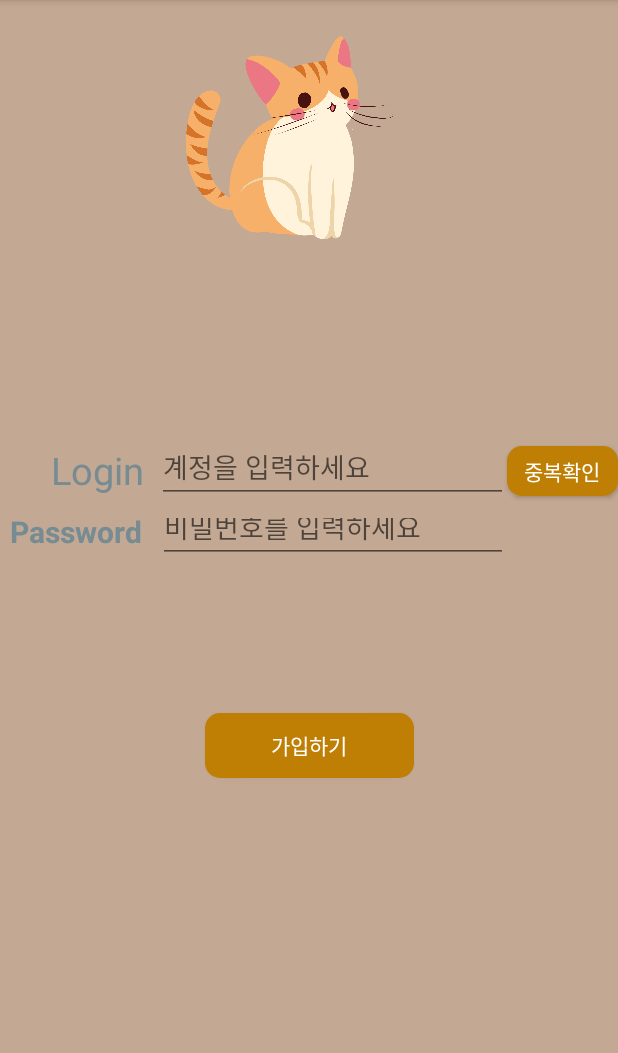
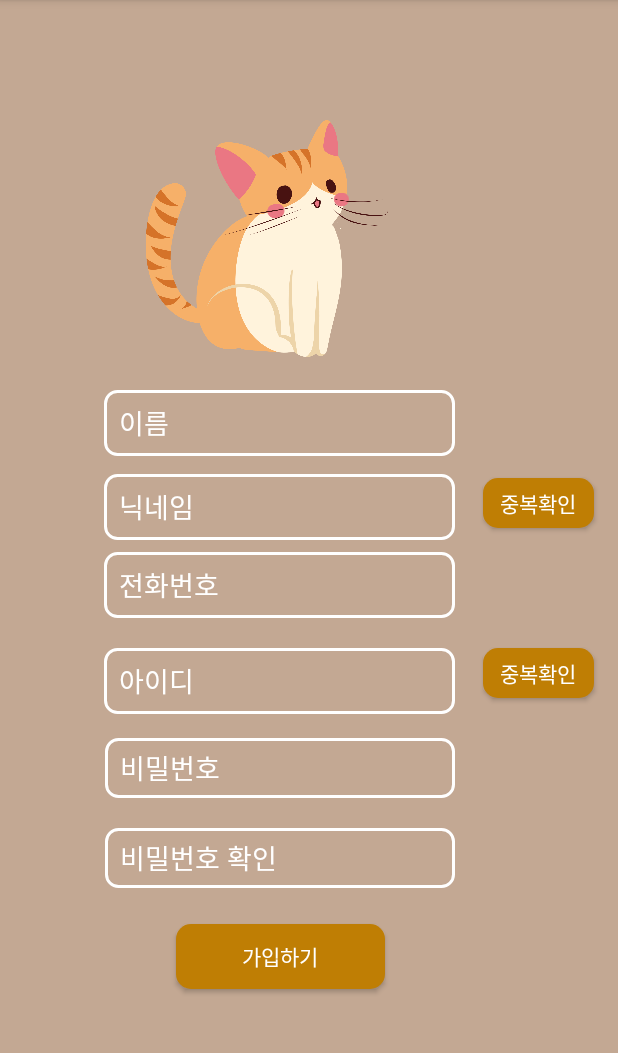
Before and after one commit to rlaaudgjs2/app_chatbot, an Android app: the fragment SignUp placed in its activity, after a tap on "가입하기", on a phone screen of 412 x 824 dp, the part 84-1137 px from its top. Run offline under Robolectric (Android 15) with nearby library versions, the phone set to English and light mode, and no system bars; our stand-ins replace Firebase (no records; nobody signed in at launch, a user with empty details on screens opened directly), Volley.

Commit message:
임시 파일

```diff
--- a/app/src/main/AndroidManifest.xml
+++ b/app/src/main/AndroidManifest.xml
@@ -1,5 +1,6 @@
 <?xml version="1.0" encoding="utf-8"?>
 <manifest xmlns:android="http://schemas.android.com/apk/res/android"
+    package="com.example.chatbot"
     xmlns:tools="http://schemas.android.com/tools" >
 
     <uses-permission android:name="android.permission.INTERNET" />
--- a/app/src/main/java/com/example/chatbot/GroupCreate.java
+++ b/app/src/main/java/com/example/chatbot/GroupCreate.java
@@ -2,6 +2,7 @@ package com.example.chatbot;
 
 import android.os.Bundle;
 
+import androidx.annotation.NonNull;
 import androidx.fragment.app.Fragment;
 
 import android.util.Log;
@@ -12,14 +13,34 @@ import android.widget.Button;
 import android.widget.EditText;
 import android.widget.Toast;
 
+import com.google.android.gms.tasks.OnFailureListener;
+import com.google.firebase.firestore.DocumentReference;
+import com.google.firebase.firestore.DocumentSnapshot;
+import com.google.firebase.firestore.FirebaseFirestore;
+
+import java.util.HashMap;
+import java.util.Map;
+import java.util.UUID;
+
 /**
  * A simple {@link Fragment} subclass.
  * Use the {@link GroupCreate#newInstance} factory method to
  * create an instance of this fragment.
  */
 public class GroupCreate extends Fragment {
-    private EditText newGroupEditText;
-    private EditText oldGroupEditText;
+    // 아이디 정보
+    private String userId;
+    private Map<String, Object> userInfo = new HashMap<>();
+
+    // 새로운  그룹 생성할 때 필요한 데이터
+    private EditText new_groupName;
+    private String newCode;
+
+    // 기존 그룹 입장
+    private EditText oldcode;
+    private Map<String, Object> groupInfo = new HashMap<>();
+
+    private FirebaseFirestore db;
 
 
     // TODO: Rename parameter arguments, choose names that match
@@ -47,10 +68,6 @@ public class GroupCreate extends Fragment {
     @Override
     public void onCreate(Bundle savedInstanceState) {
         super.onCreate(savedInstanceState);
-        if (getArguments() != null) {
-            mParam1 = getArguments().getString(ARG_PARAM1);
-            mParam2 = getArguments().getString(ARG_PARAM2);
-        }
     }
 
     @Override
@@ -59,8 +76,8 @@ public class GroupCreate extends Fragment {
         // Inflate the layout for this fragment
         View view = inflater.inflate(R.layout.fragment_group_create, container, false);
 
-        oldGroupEditText = view.findViewById(R.id.old_group);
-        newGroupEditText = view.findViewById(R.id.new_group);
+        oldcode = view.findViewById(R.id.old_group);
+        new_groupName = view.findViewById(R.id.new_group);
 
 
         Button createButton = view.findViewById(R.id.button_create);
@@ -81,16 +98,67 @@ public class GroupCreate extends Fragment {
 
         return view;
     }
-   private void createNewGroup() {
-           String newGroupName = newGroupEditText.getText().toString();
-       Log.e("GroupCreate", "he null");
-           // 나머지 로직...
+
+    private void createNewGroup() {
+        String newGroupName = new_groupName.getText().toString();
+
+        // 새로운 코드 생성
+        newCode = UUID.randomUUID().toString().substring(0, 10);
+
+        // 그룹 데이터 설정
+        Map<String, Object> groupdata = new HashMap<>();
+        groupdata.put("enterCode", newCode);
+        groupdata.put("groupName", newGroupName);
+
+        // Firestore 인스턴스 가져오기
+        FirebaseFirestore db = FirebaseFirestore.getInstance();
+
+        // 그룹 추가
+        db.collection("group")
+                .add(groupdata)
+                .addOnSuccessListener(documentReference -> {
+                    // 그룹 추가 성공 시 처리
+                    Log.d("Firestore", "DocumentSnapshot added with ID: " + documentReference.getId());
+                    // 데이터 삽입이 성공했을 때 할 작업 추가
+                    Toast.makeText(getContext(), "그룹 생성 완료", Toast.LENGTH_SHORT).show();
+                    // 메인 채팅 화면으로 이동
+
+                })
+                .addOnFailureListener(e -> {
+                    // 그룹 추가 실패 시 처리
+                    Log.e("Firestore", "Error adding document", e);
+                    // 데이터 삽입 중 오류가 발생했을 때 처리
+                    Toast.makeText(getContext(), "그룹 생성 실패", Toast.LENGTH_SHORT).show();
+                });
     }
 
+
     private void joinExistingGroup() {
-        String existingGroupCode = oldGroupEditText.getText().toString();
-        // 여기에 기존 그룹에 입장하기 위한 로직을 추가하세요.
-        // 예를 들어, 서버에 입장 요청을 보내는 API 호출 등이 포함될 수 있습니다.
-        Log.e("GroupCreate", "het is null");
+        String oldcode_name = oldcode.getText().toString();
+
+        // Firestore 인스턴스 가져오기
+        FirebaseFirestore db = FirebaseFirestore.getInstance();
+
+        db.collection("group")
+                .whereEqualTo("enterCode", oldcode_name)
+                .get()
+                .addOnCompleteListener(task -> {
+                    if (task.isSuccessful()) {
+                        if (task.getResult() != null && !task.getResult().isEmpty()) {
+                            // 그룹이 존재하는 경우
+                            DocumentSnapshot doc = task.getResult().getDocuments().get(0);
+                            groupInfo = doc.getData();
+//                            setGroupMember(); // 그룹 멤버로 가입하는 메소드 호출
+                            Toast.makeText(getContext(), "그룹이 존재합니다", Toast.LENGTH_SHORT).show();
+
+                        } else {
+                            // 그룹이 존재하지 않는 경우
+                            Toast.makeText(getContext(), "존재하지 않는 입장코드입니다.", Toast.LENGTH_SHORT).show();
+                        }
+                    } else {
+                        // Firestore에서 그룹 데이터를 가져오는 도중 오류가 발생한 경우
+                        Log.e("GroupSetFragment", "Error getting group data", task.getException());
+                    }
+                });
     }
 }
--- a/app/src/main/java/com/example/chatbot/MainActivity.java
+++ b/app/src/main/java/com/example/chatbot/MainActivity.java
@@ -177,7 +177,7 @@ public class MainActivity extends AppCompatActivity {
                 } else if (id == R.id.document_upload) {
                     openDocumentFragment();
                 } else if (id == R.id.logout) {
-                    openLoginFragment();
+                    openSignupFragment();
                 }
 
                 DrawerLayout drawer = findViewById(R.id.drawer_layout);
@@ -225,7 +225,7 @@ public class MainActivity extends AppCompatActivity {
 
 
             }
-            private void openLoginFragment() {
+            private void openSignupFragment() {
                 FragmentManager fragmentManager = getSupportFragmentManager();
                 SignUp signUp = new SignUp();
 
--- a/app/src/main/java/com/example/chatbot/SignUp.java
+++ b/app/src/main/java/com/example/chatbot/SignUp.java
@@ -2,8 +2,13 @@ package com.example.chatbot;
 
 import android.os.Bundle;
 
+import androidx.annotation.NonNull;
 import androidx.fragment.app.Fragment;
 
+import com.google.android.gms.tasks.OnFailureListener;
+import com.google.android.gms.tasks.OnSuccessListener;
+import com.google.firebase.firestore.DocumentReference;
+import com.google.firebase.firestore.FirebaseFirestore;
 import android.util.Log;
 import android.view.LayoutInflater;
 import android.view.View;
@@ -18,6 +23,8 @@ import com.android.volley.Request;
 import com.android.volley.Response;
 import com.android.volley.toolbox.StringRequest;
 import com.android.volley.toolbox.Volley;
+import com.google.android.gms.tasks.OnCompleteListener;
+import com.google.android.gms.tasks.Task;
 
 /**
  * A simple {@link Fragment} subclass.
@@ -27,8 +34,15 @@ import com.android.volley.toolbox.Volley;
 public class SignUp extends Fragment {
 
     private Map<String, String> parameters;
-    private EditText signUpIdEditText;
-    private EditText signUpPasswordEditText;
+    private EditText signUp_id;
+    private EditText signUp_password;
+    private EditText signUp_password_duple;
+    private EditText signUp_name;
+    private EditText signUp_nickname;
+    private EditText signUp_phone_number;
+
+    private Button duple_check_name;
+    private Button duple_check_id;
     private Button signUpButton;
 
     // TODO: Rename parameter arguments, choose names that match
@@ -48,6 +62,7 @@ public class SignUp extends Fragment {
 
     /**
      * Use this factory method to create a new instance of
+     * this fragment using the provided parameters.
      * this fragment using the provided parameters.
      *
      * @param param1 Parameter 1.
@@ -77,48 +92,54 @@ public class SignUp extends Fragment {
     public View onCreateView(LayoutInflater inflater, ViewGroup container,
                              Bundle savedInstanceState) {
         View view = inflater.inflate(R.layout.fragment_sign_up, container, false);
-        signUpIdEditText = view.findViewById(R.id.signUp_id);
-        signUpPasswordEditText = view.findViewById(R.id.signUp_password);
-        signUpButton = view.findViewById(R.id.signUp_button);
-        signUpButton.setOnClickListener(new View.OnClickListener() {
-            @Override
-            public void onClick(View v) {
-                String userName = signUpIdEditText.getText().toString();
-                String userID = signUpPasswordEditText.getText().toString();
+        signUp_name = view.findViewById(R.id.signUp_name);
+        signUp_nickname = view.findViewById(R.id.signUp_nickname);
+        signUp_phone_number = view.findViewById(R.id.signUp_phone_number);
+        signUp_id = view.findViewById(R.id.signUp_id);
+        signUp_password = view.findViewById(R.id.signUp_password);
+        signUp_password_duple = view.findViewById(R.id.signUp_password_duple);
 
 
-                // 회원가입 요청을 서버로 전송
-                sendSignUpRequest(userName, userID);
-            }
+        signUpButton = view.findViewById(R.id.signUp_button);
+        signUpButton.setOnClickListener(v -> {
+
+            // 사용자가 입력한 데이터 가져오기
+            String name = signUp_name.getText().toString();
+            String nickname = signUp_nickname.getText().toString();
+            String phoneNumber = signUp_phone_number.getText().toString();
+            String id = signUp_id.getText().toString();
+            String password = signUp_password.getText().toString();
+            String passwordDuple = signUp_password_duple.getText().toString();
+
+            // Firestore 데이터베이스에 삽입할 데이터 가져오기
+            Map<String, Object> userData = new HashMap<>();
+            userData.put("name", name);
+            userData.put("nickname", nickname);
+            userData.put("phoneNumber", phoneNumber);
+            userData.put("id", id);
+            userData.put("password", password);
+            userData.put("passwordDuple", passwordDuple);
+
+            // Firestore 데이터베이스의 'users' 컬렉션에 새 문서 추가
+            FirebaseFirestore db = FirebaseFirestore.getInstance();
+            db.collection("users")
+                    .add(userData)
+                    .addOnSuccessListener(new OnSuccessListener<DocumentReference>() {
+                        @Override
+                        public void onSuccess(DocumentReference documentReference) {
+                            Log.d("Firestore", "DocumentSnapshot added with ID: " + documentReference.getId());
+                            // 데이터 삽입이 성공했을 때 할 작업 추가
+                        }
+                    })
+                    .addOnFailureListener(new OnFailureListener() {
+                        @Override
+                        public void onFailure(@NonNull Exception e) {
+                            Log.e("Firestore", "Error adding document", e);
+                            // 데이터 삽입 중 오류가 발생했을 때 처리
+                        }
+                    });
         });
 
-
-        return view;
+        return view; // View 객체 반환
     }
-    private void sendSignUpRequest(String userName, String userID) {
-        String url = "http://10.0.2.2/UserInfo.php";  // 사용할 서버의 URL로 변경
-
-
-
-        StringRequest request = new StringRequest(Request.Method.POST, url,
-                response -> {
-                    Log.d("SignUp", "Server Response: " + response);
-                },
-                error -> {
-                    Log.e("SignUp", "Server Error: " + error.toString());
-                }) {
-            @Override
-            protected Map<String, String> getParams() {
-                // POST 요청에 포함될 매개변수 설정
-                Map<String, String> params = new HashMap<>();
-                params.put("userName", userName);
-                params.put("userID", userID);
-                return params;
-            }
-        };
-
-        // Volley 요청 큐에 요청을 추가
-        Volley.newRequestQueue(requireContext()).add(request);
-    }
-
 }
--- /dev/null
+++ b/app/src/main/res/drawable/edit_box.xml
@@ -0,0 +1,7 @@
+<?xml version="1.0" encoding="utf-8"?>
+<shape xmlns:android="http://schemas.android.com/apk/res/android"
+    android:shape="rectangle" android:thickness="0dp">
+    <stroke android:width="2dp" android:color="#FFFFFF"/>
+    <corners android:radius="8dp"/>
+    <solid android:color="@null"/>
+</shape>
--- a/app/src/main/res/layout/fragment_sign_up.xml
+++ b/app/src/main/res/layout/fragment_sign_up.xml
@@ -8,98 +8,155 @@
     android:background="@color/brown"
     tools:context=".SignUp">
 
+
     <ImageView
         android:id="@+id/imageView"
-        android:layout_width="162dp"
-        android:layout_height="296dp"
-        android:layout_marginTop="3dp"
+        android:layout_width="189dp"
+        android:layout_height="222dp"
+        android:layout_marginTop="108dp"
         android:src="@drawable/cats"
         app:layout_constraintEnd_toEndOf="parent"
-        app:layout_constraintHorizontal_bias="0.421"
+        app:layout_constraintHorizontal_bias="0.337"
         app:layout_constraintStart_toStartOf="parent"
         app:layout_constraintTop_toTopOf="parent" />
 
+    <android.widget.Button
+        android:id="@+id/duple_check_name"
+        android:layout_width="74dp"
+        android:layout_height="33dp"
+        android:layout_marginEnd="16dp"
+        android:background="@drawable/recived"
+        android:text="중복확인"
+        android:textColor="@color/white"
+        app:layout_constraintBottom_toBottomOf="@+id/signUp_nickname"
+        app:layout_constraintEnd_toEndOf="parent"
+        app:layout_constraintLeft_toRightOf="@+id/signUp_nickname"
+        app:layout_constraintRight_toRightOf="@+id/signUp_nickname"
 
-    <TextView
-        android:layout_width="wrap_content"
-        android:layout_height="wrap_content"
-        android:text="Login"
-        android:textColor="@color/blue"
-        android:textSize="25dp"
-        app:layout_constraintBottom_toBottomOf="parent"
+        app:layout_constraintTop_toTopOf="@+id/signUp_nickname"
+        app:layout_constraintVertical_bias="0.272" />
+
+    <android.widget.Button
+        android:id="@+id/duple_check_id"
+        android:layout_width="74dp"
+        android:layout_height="33dp"
+        android:layout_marginEnd="16dp"
+        android:background="@drawable/recived"
+        android:text="중복확인"
+        android:textColor="@color/white"
+        app:layout_constraintBottom_toBottomOf="@+id/signUp_id"
         app:layout_constraintEnd_toEndOf="parent"
-        app:layout_constraintHorizontal_bias="0.097"
+        app:layout_constraintLeft_toRightOf="@+id/signUp_id"
+        app:layout_constraintTop_toTopOf="@id/signUp_id"
+        app:layout_constraintVertical_bias="0.0" />
+
+    <EditText
+        android:id="@+id/signUp_phone_number"
+        android:layout_width="234dp"
+        android:layout_height="44dp"
+        android:layout_marginTop="8dp"
+        android:background="@drawable/edit_box"
+        android:hint="전화번호"
+        android:paddingStart="10dp"
+        android:paddingEnd="10dp"
+        android:textColorHint="#FFFFFF"
+        app:layout_constraintEnd_toEndOf="parent"
+        app:layout_constraintHorizontal_bias="0.389"
         app:layout_constraintStart_toStartOf="parent"
-        app:layout_constraintTop_toTopOf="parent"
-        app:layout_constraintVertical_bias="0.446" />
+        app:layout_constraintTop_toBottomOf="@+id/signUp_nickname" />
 
-    <TextView
-        android:layout_width="wrap_content"
-        android:layout_height="wrap_content"
-        android:text="Password"
-        android:textColor="@color/blue"
-        android:textSize="20dp"
-        android:textStyle="bold"
-        app:layout_constraintBottom_toBottomOf="parent"
+    <EditText
+        android:id="@+id/signUp_password_duple"
+        android:layout_width="233dp"
+        android:layout_height="40dp"
+        android:layout_marginTop="20dp"
+
+        android:background="@drawable/edit_box"
+        android:ems="10"
+        android:hint="비밀번호 확인"
+        android:inputType="textPassword"
+        android:paddingStart="10dp"
+        android:paddingEnd="10dp"
+        android:textColorHint="#FFFFFF"
         app:layout_constraintEnd_toEndOf="parent"
-        app:layout_constraintHorizontal_bias="0.021"
+        app:layout_constraintHorizontal_bias="0.393"
         app:layout_constraintStart_toStartOf="parent"
-        app:layout_constraintTop_toTopOf="parent"
-        app:layout_constraintVertical_bias="0.498" />
+        app:layout_constraintTop_toBottomOf="@+id/signUp_password" />
+
+    <EditText
+        android:id="@+id/signUp_nickname"
+        android:layout_width="234dp"
+        android:layout_height="44dp"
+        android:layout_marginTop="12dp"
+        android:background="@drawable/edit_box"
+        android:hint="닉네임"
+        android:paddingStart="10dp"
+        android:paddingEnd="10dp"
+        android:textColorHint="#FFFFFF"
+        app:layout_constraintEnd_toEndOf="parent"
+        app:layout_constraintHorizontal_bias="0.389"
+
+        app:layout_constraintStart_toStartOf="parent"
+        app:layout_constraintTop_toBottomOf="@+id/signUp_name" />
 
     <EditText
         android:id="@+id/signUp_id"
         android:layout_width="234dp"
         android:layout_height="44dp"
-        android:layout_marginTop="10dp"
-        android:hint="계정을 입력하세요"
-        app:layout_constraintBottom_toBottomOf="parent"
+        android:layout_marginTop="20dp"
+        android:background="@drawable/edit_box"
+        android:hint="아이디"
+        android:paddingStart="10dp"
+        android:paddingEnd="10dp"
+        android:textColorHint="#FFFFFF"
         app:layout_constraintEnd_toEndOf="parent"
-        app:layout_constraintHorizontal_bias="0.587"
+        app:layout_constraintHorizontal_bias="0.389"
         app:layout_constraintStart_toStartOf="parent"
-        app:layout_constraintTop_toTopOf="parent"
-        app:layout_constraintVertical_bias="0.438" />
+        app:layout_constraintTop_toBottomOf="@+id/signUp_phone_number" />
 
     <EditText
         android:id="@+id/signUp_password"
         android:layout_width="233dp"
         android:layout_height="40dp"
+        android:layout_marginTop="16dp"
+        android:background="@drawable/edit_box"
         android:ems="10"
-        android:hint="비밀번호를 입력하세요"
+        android:hint="비밀번호"
         android:inputType="textPassword"
-        app:layout_constraintBottom_toBottomOf="parent"
+        android:paddingStart="10dp"
+        android:paddingEnd="10dp"
+        android:textColorHint="#FFFFFF"
         app:layout_constraintEnd_toEndOf="parent"
-        app:layout_constraintHorizontal_bias="0.589"
+        app:layout_constraintHorizontal_bias="0.393"
         app:layout_constraintStart_toStartOf="parent"
-        app:layout_constraintTop_toTopOf="parent"
-        app:layout_constraintVertical_bias="0.499" />
+        app:layout_constraintTop_toBottomOf="@+id/signUp_id" />
+
+    <EditText
+        android:id="@+id/signUp_name"
+        android:layout_width="234dp"
+        android:layout_height="44dp"
+        android:layout_marginTop="316dp"
+        android:background="@drawable/edit_box"
+        android:hint="이름"
+        android:paddingStart="10dp"
+        android:paddingEnd="10dp"
+        android:textColorHint="#FFFFFF"
+        app:layout_constraintEnd_toEndOf="parent"
+        app:layout_constraintHorizontal_bias="0.389"
+        app:layout_constraintStart_toStartOf="parent"
+        app:layout_constraintTop_toTopOf="parent" />
 
     <android.widget.Button
         android:id="@+id/signUp_button"
         android:layout_width="139dp"
         android:layout_height="43dp"
+        android:layout_marginTop="24dp"
         android:background="@drawable/recived"
         android:text="가입하기"
         android:textColor="@color/white"
-        app:layout_constraintBottom_toBottomOf="parent"
-        app:layout_constraintEnd_toEndOf="parent"
-        app:layout_constraintStart_toStartOf="parent"
-        app:layout_constraintTop_toTopOf="parent"
-        app:layout_constraintVertical_bias="0.681" />
-
-    <android.widget.Button
-        android:id="@+id/duple_check"
-        android:layout_width="74dp"
-        android:layout_height="33dp"
-        android:background="@drawable/recived"
-        android:text="중복확인"
-        android:textColor="@color/white"
-        app:layout_constraintBottom_toBottomOf="parent"
-        app:layout_constraintEnd_toEndOf="parent"
-        app:layout_constraintHorizontal_bias="1.0"
-        app:layout_constraintStart_toStartOf="parent"
-        app:layout_constraintTop_toTopOf="parent"
-        app:layout_constraintVertical_bias="0.447" />
+        app:layout_constraintLeft_toLeftOf="@id/signUp_password_duple"
+        app:layout_constraintRight_toRightOf="@id/signUp_password_duple"
+        app:layout_constraintTop_toBottomOf="@+id/signUp_password_duple" />
 
 
 </androidx.constraintlayout.widget.ConstraintLayout>
```
Also changed, not shown: app/build.gradle.kts (+7 -0 lines), build.gradle.kts (+7 -0 lines), 1 other file.
